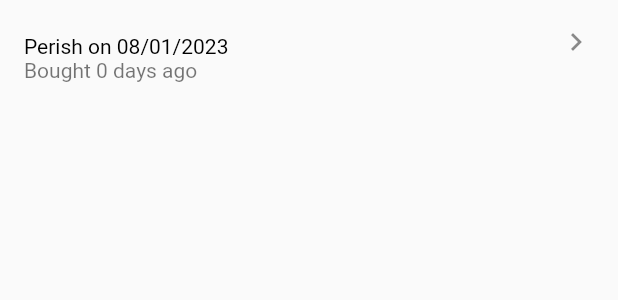
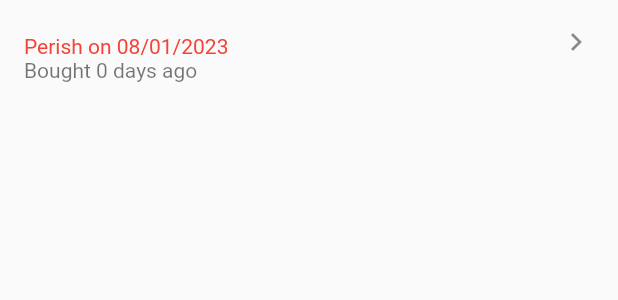
Before and after one commit to Realague/my_fridge, a Flutter app: the StorageItemListTile widget shown alone on an empty page, opened directly with empty values, on a phone screen of 412 x 824 dp. Shown: the top 300 px of the screen. Run offline on Flutter 3.47's test engine with Material 2 defaults, Android fonts, the light colour scheme and no system bars; our stand-ins replace cloud_firestore, dropdown_search, firebase_auth, firebase_core, share_plus; accounts and stored records are empty; generated files the repository leaves out were written again; network calls fail.

Commit message:
fix list tile item

```diff
--- a/lib/storage/storage_item_details.dart
+++ b/lib/storage/storage_item_details.dart
@@ -75,7 +75,7 @@ class _StorageItemDetailsState extends State<StorageItemDetails> {
                       dropdownDecoratorProps: DropDownDecoratorProps(
                         dropdownSearchDecoration: InputDecoration(labelText: AppLocalizations.of(context)!.storage_item_storage_place),
                       ),
-                      items: HouseholdService.getSelectedHousehold(context).availableStoragesType as List<Storage>,
+                      items: HouseholdService.getSelectedHousehold(context).availableStoragesType.toStorageList,
                       itemAsString: (Storage storage) => storage.displayTitle(context),
                       selectedItem: item.storagePlace,
                       onChanged: (Storage? storage) {
--- a/lib/storage/storage_item_list_tile.dart
+++ b/lib/storage/storage_item_list_tile.dart
@@ -16,7 +16,7 @@ class StorageItemListTile extends StatelessWidget {
     if (item.expiryDate == null && item.perishable) {
       expiryDateTextColor = Colors.red;
     } else if (item.expiryDate != null &&
-        HouseholdService.getSelectedHousehold(context).expiredItemWarningDelay < item.expiryDate!.difference(DateTime.now()).inDays) {
+        HouseholdService.getSelectedHousehold(context).expiredItemWarningDelay >= item.expiryDate!.difference(DateTime.now()).inDays) {
       expiryDateTextColor = Colors.red;
     }
     return expiryDateTextColor;
@@ -61,7 +61,8 @@ class StorageItemListTile extends StatelessWidget {
           child: Row(mainAxisSize: MainAxisSize.min, children: [Icon(Icons.chevron_right)])),
       title: Row(children: [
         Text(item.name),
-        Text(item.quantity != 0 ? '${item.quantity} ${item.packingType.displayTextForListTile(context)}' : "", textAlign: TextAlign.end),
+        SizedBox(width: 225),
+        Text(item.quantity != 0 ? '${item.quantity} ${item.packingType.displayTextForListTile(context)}' : "", textAlign: TextAlign.end)
       ]),
       subtitle: Column(
         crossAxisAlignment: CrossAxisAlignment.start,
```
